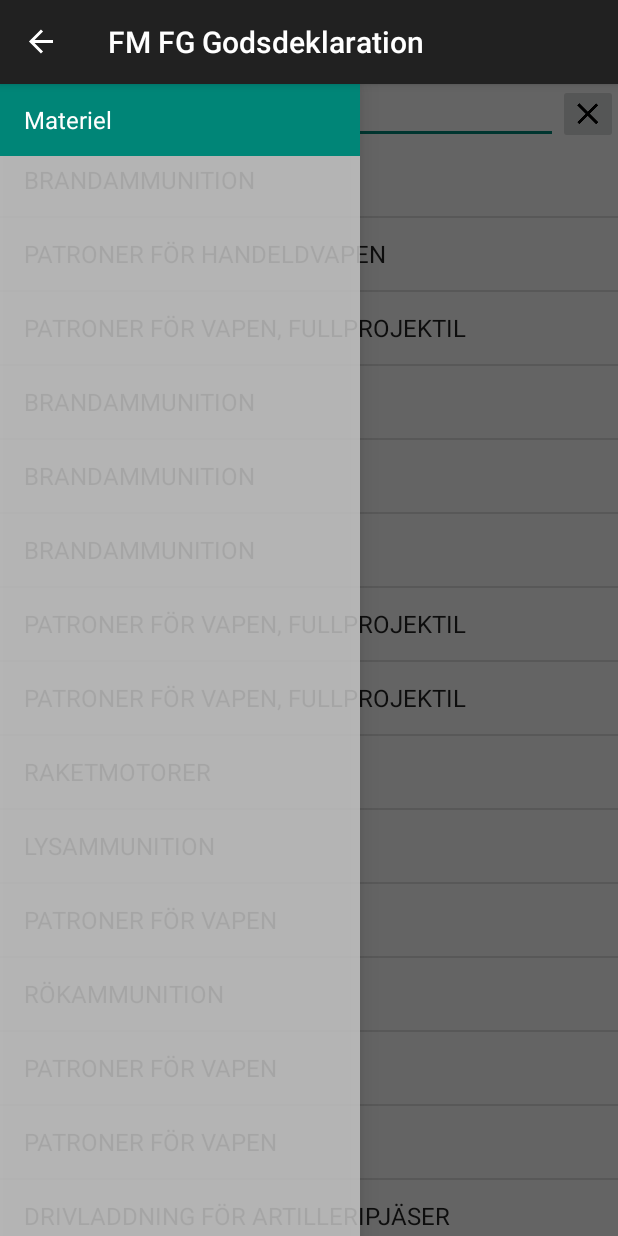
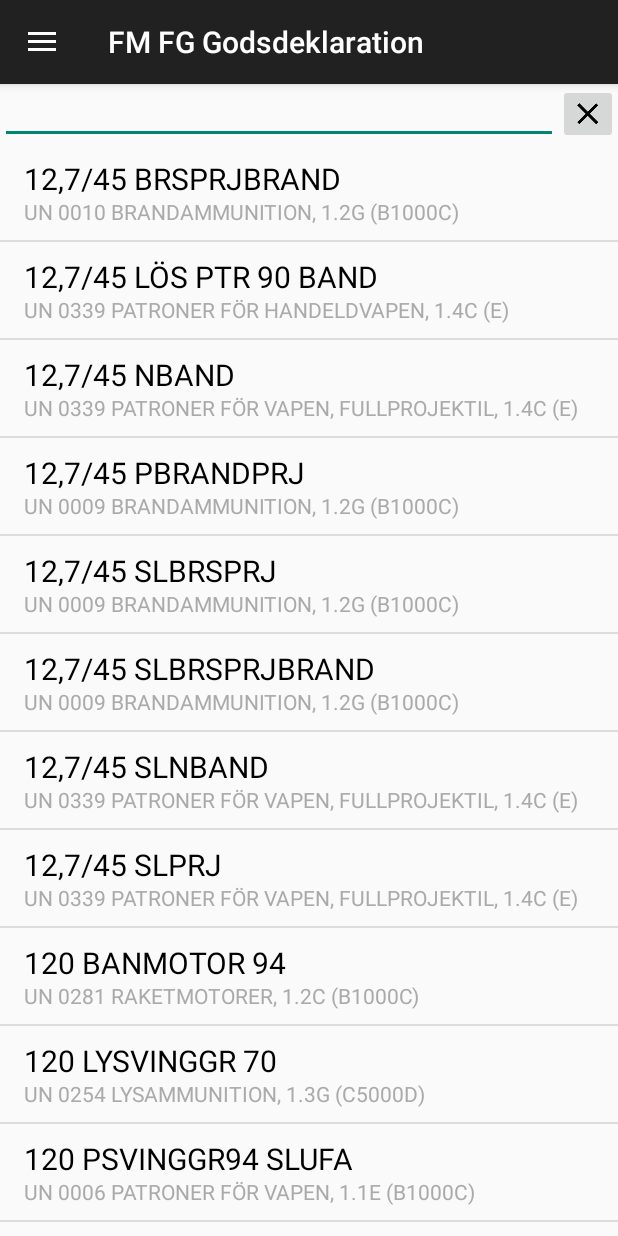
Before and after one commit to wsv-accidis/fm-fg-godsdekl, an Android app: the screen it shows after launch (MainActivity), on a phone screen of 412 x 824 dp. Run offline under Robolectric (Android 15) with nearby library versions, the phone set to English and light mode, and no system bars.

Commit message:
Filtrering av listan påbörjad.

```diff
--- a/app/src/main/assets/ADR.json
+++ b/app/src/main/assets/ADR.json
@@ -1935,9 +1935,9 @@
   },
   {
     "Fbet": "",
-    "Fben": "SYRE (OXYGEN), KOMPRIMEREAD",
+    "Fben": "SYRE (OXYGEN), KOMPRIMERAD",
     "UNnr": "1072",
-    "Namn": "SYRE (OXYGEN), KOMPRIMEREAD",
+    "Namn": "SYRE (OXYGEN), KOMPRIMERAD",
     "KlassKod": [
       "2.2",
       "5.1"
--- a/app/src/main/java/se/accidis/fmfg/app/model/Material.java
+++ b/app/src/main/java/se/accidis/fmfg/app/model/Material.java
@@ -1,4 +1,6 @@
 package se.accidis.fmfg.app.model;
+
+import android.text.TextUtils;
 
 import org.json.JSONArray;
 import org.json.JSONException;
@@ -22,6 +24,8 @@ public final class Material {
     private String mFrpGrp; // Förpackningsgrupp
     private String mTunnelkod; // Tunnelkod
     private boolean mMiljo; // Miljöfarligt
+    private String mFullText;
+    private String mSearchText;
 
     public static Material fromJSON(JSONObject json) throws JSONException {
         Material m = new Material();
@@ -44,6 +48,8 @@ public final class Material {
         }
         m.mKlassKod = Collections.unmodifiableList(klassKod);
 
+        m.initFullText();
+        m.initSearchText();
         return m;
     }
 
@@ -91,6 +97,79 @@ public final class Material {
         return mUNnr;
     }
 
+    public boolean matches(CharSequence search) {
+        return mSearchText.contains(search);
+    }
+
+    private void initFullText() {
+        StringBuilder builder = new StringBuilder();
+
+        if (!TextUtils.isEmpty(mUNnr)) {
+            builder.append("UN ");
+            builder.append(mUNnr);
+            builder.append(' ');
+        }
+
+        builder.append(mNamn);
+
+        String labels = getLabels();
+        if (!TextUtils.isEmpty(labels)) {
+            builder.append(", ");
+            builder.append(getLabels());
+        }
+
+        if (!TextUtils.isEmpty(mFrpGrp)) {
+            builder.append(", ");
+            builder.append(mFrpGrp);
+        }
+
+        if (!TextUtils.isEmpty(mTunnelkod)) {
+            builder.append(" (");
+            builder.append(mTunnelkod);
+            builder.append(")");
+        }
+
+        mFullText = builder.toString();
+    }
+
+    public void initSearchText() {
+        StringBuilder builder = new StringBuilder();
+        builder.append(mNamn.toLowerCase());
+
+        if (!TextUtils.isEmpty(mFbet)) {
+            builder.append(' ');
+            builder.append(mFbet.toLowerCase());
+        }
+
+        if (!TextUtils.isEmpty(mFben)) {
+            builder.append(' ');
+            builder.append(mFben.toLowerCase());
+        }
+
+        mSearchText = builder.toString();
+    }
+
+    public String getFullText() {
+        return mFullText;
+    }
+
+    private String getLabels() {
+        if (mKlassKod.isEmpty()) {
+            return null;
+        } else if (1 == mKlassKod.size()) {
+            return mKlassKod.get(0);
+        }
+
+        StringBuilder builder = new StringBuilder();
+        for (int i = 1; i < mKlassKod.size(); i++) {
+            if (0 != builder.length()) {
+                builder.append(", ");
+            }
+            builder.append(mKlassKod.get(i));
+        }
+        return String.format("%s (%s)", mKlassKod.get(0), builder.toString());
+    }
+
     public static class Keys {
         public static final String FBET = "Fbet";
         public static final String FBEN = "Fben";
--- a/app/src/main/java/se/accidis/fmfg/app/ui/NavigationDrawerFragment.java
+++ b/app/src/main/java/se/accidis/fmfg/app/ui/NavigationDrawerFragment.java
@@ -26,7 +26,6 @@ import se.accidis.fmfg.app.R;
  * Manages the navigation drawer which is part of the main application UI.
  */
 public class NavigationDrawerFragment extends Fragment {
-    private static final String PREF_USER_LEARNED_DRAWER = "navigationDrawerLearned";
     private static final String STATE_SELECTED_POSITION = "selectedNavigationDrawerPosition";
     private NavigationDrawerCallbacks mCallbacks;
     private NavigationItem mCurrentSelectedPosition = NavigationItem.getDefault();
@@ -35,7 +34,6 @@ public class NavigationDrawerFragment extends Fragment {
     private ActionBarDrawerToggle mDrawerToggle;
     private View mFragmentContainerView;
     private boolean mFromSavedInstanceState;
-    private boolean mUserLearnedDrawer;
 
     public boolean isDrawerOpen() {
         return (mDrawerLayout != null && mDrawerLayout.isDrawerOpen(mFragmentContainerView));
@@ -56,9 +54,6 @@ public class NavigationDrawerFragment extends Fragment {
     @Override
     public void onCreate(Bundle savedInstanceState) {
         super.onCreate(savedInstanceState);
-
-        SharedPreferences sp = PreferenceManager.getDefaultSharedPreferences(getActivity());
-        mUserLearnedDrawer = sp.getBoolean(PREF_USER_LEARNED_DRAWER, false);
 
         if (savedInstanceState != null) {
             mCurrentSelectedPosition = NavigationItem.fromPosition(savedInstanceState.getInt(STATE_SELECTED_POSITION));
@@ -164,21 +159,10 @@ public class NavigationDrawerFragment extends Fragment {
                     return;
                 }
 
-                if (!mUserLearnedDrawer) {
-                    mUserLearnedDrawer = true;
-                    SharedPreferences sp = PreferenceManager.getDefaultSharedPreferences(getActivity());
-                    sp.edit().putBoolean(PREF_USER_LEARNED_DRAWER, true).apply();
-                }
-
                 // Ensures the option menu is invalidated so it gets refreshed
                 getActivity().supportInvalidateOptionsMenu();
             }
         };
-
-        // First app launch always shows the drawer so the user knows it exists
-        if (!mUserLearnedDrawer && !mFromSavedInstanceState) {
-            mDrawerLayout.openDrawer(mFragmentContainerView);
-        }
 
         mDrawerLayout.post(new Runnable() {
             @Override
--- a/app/src/main/java/se/accidis/fmfg/app/ui/materials/MaterialsListAdapter.java
+++ b/app/src/main/java/se/accidis/fmfg/app/ui/materials/MaterialsListAdapter.java
@@ -1,36 +1,44 @@
 package se.accidis.fmfg.app.ui.materials;
 
 import android.content.Context;
+import android.text.TextUtils;
 import android.view.LayoutInflater;
 import android.view.View;
 import android.view.ViewGroup;
 import android.widget.BaseAdapter;
+import android.widget.Filter;
+import android.widget.Filterable;
 import android.widget.TextView;
 
+import java.util.ArrayList;
 import java.util.List;
 
+import se.accidis.fmfg.app.R;
 import se.accidis.fmfg.app.model.Material;
 
 /**
  * List adapter for the materials list.
  */
-public final class MaterialsListAdapter extends BaseAdapter {
+public final class MaterialsListAdapter extends BaseAdapter implements Filterable {
     private final LayoutInflater mInflater;
     private final List<Material> mList;
+    private List<Material> mFilteredList;
+    private Filter mFilter = new MaterialsListFilter();
 
     public MaterialsListAdapter(Context context, List<Material> list) {
         mList = list;
+        mFilteredList = list;
         mInflater = (LayoutInflater) context.getSystemService(Context.LAYOUT_INFLATER_SERVICE);
     }
 
     @Override
     public int getCount() {
-        return mList.size();
+        return mFilteredList.size();
     }
 
     @Override
     public Object getItem(int position) {
-        return mList.get(position);
+        return mFilteredList.get(position);
     }
 
     @Override
@@ -42,16 +50,58 @@ public final class MaterialsListAdapter extends BaseAdapter {
     public View getView(int position, View convertView, ViewGroup parent) {
         View view;
         if (convertView == null) {
-            view = mInflater.inflate(android.R.layout.simple_list_item_1, parent, false);
+            view = mInflater.inflate(R.layout.list_item_material, parent, false);
         } else {
             view = convertView;
         }
 
-        Material material = mList.get(position);
+        Material material = mFilteredList.get(position);
 
-        TextView text = (TextView) view.findViewById(android.R.id.text1);
-        text.setText(material.getNamn());
+        TextView titleText = (TextView) view.findViewById(R.id.material_title);
+        titleText.setText(material.getFben());
+
+        TextView descText = (TextView) view.findViewById(R.id.material_description);
+        descText.setText(material.getFullText());
 
         return view;
     }
+
+    @Override
+    public Filter getFilter() {
+        return mFilter;
+    }
+
+    private final class MaterialsListFilter extends Filter {
+        @Override
+        protected FilterResults performFiltering(CharSequence constraint) {
+            FilterResults results = new FilterResults();
+            List<Material> filteredList;
+
+            if (TextUtils.isEmpty(constraint)) {
+                filteredList = mList;
+            } else {
+                filteredList = new ArrayList<>();
+                for (Material m : mList) {
+                    if (m.matches(constraint)) {
+                        filteredList.add(m);
+                    }
+                }
+            }
+
+            results.values = filteredList;
+            results.count = filteredList.size();
+            return results;
+        }
+
+        @Override
+        protected void publishResults(CharSequence constraint, FilterResults results) {
+            //noinspection unchecked
+            mFilteredList = (List<Material>) results.values;
+            if (results.count > 0) {
+                notifyDataSetChanged();
+            } else {
+                notifyDataSetInvalidated();
+            }
+        }
+    }
 }
--- a/app/src/main/java/se/accidis/fmfg/app/ui/materials/MaterialsListFragment.java
+++ b/app/src/main/java/se/accidis/fmfg/app/ui/materials/MaterialsListFragment.java
@@ -1,13 +1,16 @@
 package se.accidis.fmfg.app.ui.materials;
 
-import android.content.Context;
 import android.os.Bundle;
 import android.os.Handler;
 import android.support.v4.app.ListFragment;
+import android.text.Editable;
+import android.text.TextWatcher;
 import android.view.LayoutInflater;
 import android.view.View;
 import android.view.ViewGroup;
+import android.widget.EditText;
 import android.widget.FrameLayout;
+import android.widget.ImageButton;
 import android.widget.Toast;
 
 import java.util.List;
@@ -23,6 +26,9 @@ public class MaterialsListFragment extends ListFragment {
     private static final int INTERNAL_LIST_CONTAINER_ID = 0x00ff0003; // from android.support.v4.app.ListFragment
     private final Handler mHandler = new Handler();
     private MaterialsRepository mMaterialsRepository;
+    private EditText mSearchText;
+    private ImageButton mClearSearchButton;
+    private MaterialsListAdapter mListAdapter;
 
     @Override
     public void onCreate(Bundle savedInstanceState) {
@@ -46,6 +52,12 @@ public class MaterialsListFragment extends ListFragment {
 
         // Put the custom container inside the root
         root.addView(outerContainer, new FrameLayout.LayoutParams(ViewGroup.LayoutParams.MATCH_PARENT, ViewGroup.LayoutParams.MATCH_PARENT));
+
+        mSearchText = (EditText) outerContainer.findViewById(R.id.materials_search);
+        mSearchText.addTextChangedListener(new SearchChangedListener());
+        mClearSearchButton = (ImageButton) outerContainer.findViewById(R.id.materials_search_clear);
+        mClearSearchButton.setOnClickListener(new ClearSearchClickedListener());
+
         return root;
     }
 
@@ -57,8 +69,36 @@ public class MaterialsListFragment extends ListFragment {
         if (null == mMaterialsRepository) {
             mMaterialsRepository = MaterialsRepository.getInstance(getContext());
         }
+
+        mSearchText.setEnabled(false);
+        mClearSearchButton.setEnabled(false);
+
         mMaterialsRepository.setOnLoadedListener(new MaterialsLoadedListener());
         mMaterialsRepository.beginLoad();
+    }
+
+    private final class SearchChangedListener implements TextWatcher {
+        @Override
+        public void beforeTextChanged(CharSequence s, int start, int count, int after) {
+        }
+
+        @Override
+        public void onTextChanged(CharSequence s, int start, int before, int count) {
+            if (null != mListAdapter) {
+                mListAdapter.getFilter().filter(s.toString().toLowerCase());
+            }
+        }
+
+        @Override
+        public void afterTextChanged(Editable s) {
+        }
+    }
+
+    private final class ClearSearchClickedListener implements View.OnClickListener {
+        @Override
+        public void onClick(View v) {
+            mSearchText.setText("");
+        }
     }
 
     private final class MaterialsLoadedListener implements MaterialsRepository.OnLoadedListener {
@@ -73,7 +113,11 @@ public class MaterialsListFragment extends ListFragment {
             mHandler.post(new Runnable() {
                 @Override
                 public void run() {
-                    setListAdapter(new MaterialsListAdapter(getContext(), list));
+                    mSearchText.setEnabled(true);
+                    mClearSearchButton.setEnabled(true);
+
+                    mListAdapter = new MaterialsListAdapter(getContext(), list);
+                    setListAdapter(mListAdapter);
                 }
             });
         }
--- /dev/null
+++ b/app/src/main/res/layout/list_item_material.xml
@@ -0,0 +1,22 @@
+<?xml version="1.0" encoding="utf-8"?>
+<RelativeLayout xmlns:android="http://schemas.android.com/apk/res/android"
+    android:layout_width="match_parent"
+    android:layout_height="?android:attr/listPreferredItemHeight"
+    android:paddingBottom="9dp"
+    android:paddingLeft="?android:attr/listPreferredItemPaddingLeft"
+    android:paddingRight="?android:attr/listPreferredItemPaddingRight"
+    android:paddingTop="9dp">
+
+    <TextView
+        android:id="@+id/material_title"
+        style="@style/MaterialTitle"
+        android:layout_width="match_parent"
+        android:layout_height="wrap_content" />
+
+    <TextView
+        android:id="@+id/material_description"
+        style="@style/MaterialDescription"
+        android:layout_width="match_parent"
+        android:layout_height="wrap_content"
+        android:layout_alignParentBottom="true" />
+</RelativeLayout>
--- a/app/src/main/res/values/styles.xml
+++ b/app/src/main/res/values/styles.xml
@@ -3,4 +3,18 @@
     <style name="AppTheme" parent="Theme.AppCompat.Light.DarkActionBar">
         <!-- Global app theme -->
     </style>
+
+    <style name="MaterialTitle">
+        <item name="android:ellipsize">end</item>
+        <item name="android:singleLine">true</item>
+        <item name="android:textColor">@android:color/black</item>
+        <item name="android:textSize">20sp</item>
+    </style>
+
+    <style name="MaterialDescription">
+        <item name="android:ellipsize">end</item>
+        <item name="android:singleLine">true</item>
+        <item name="android:textColor">@android:color/darker_gray</item>
+        <item name="android:textSize">14sp</item>
+    </style>
 </resources>
```
